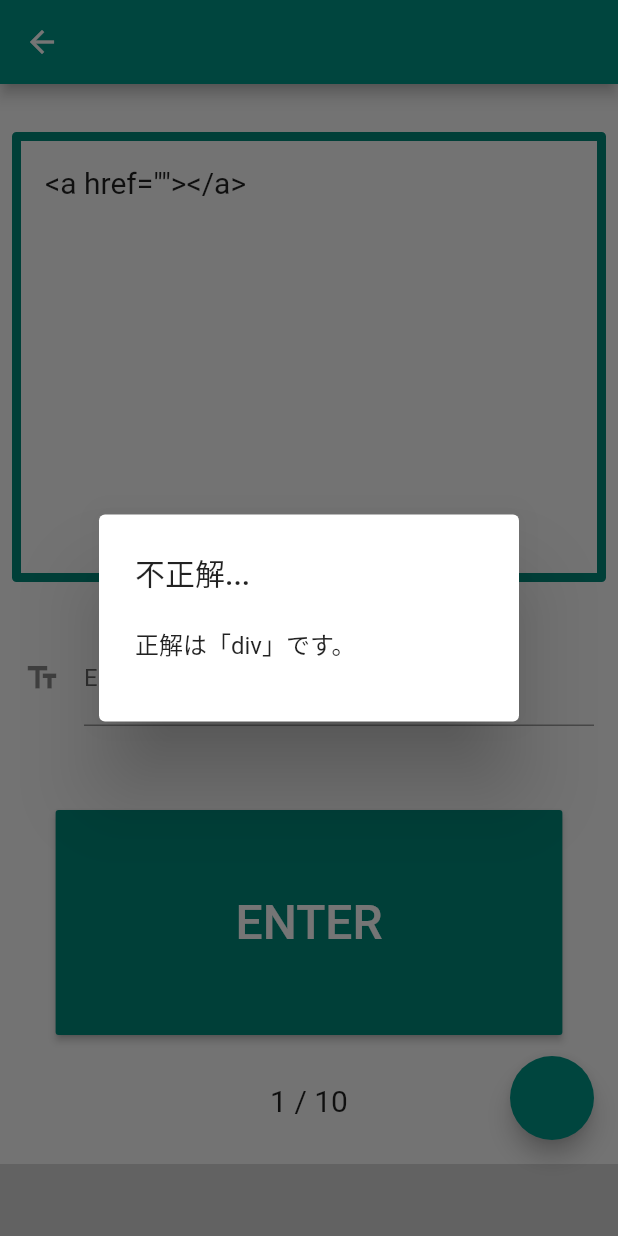
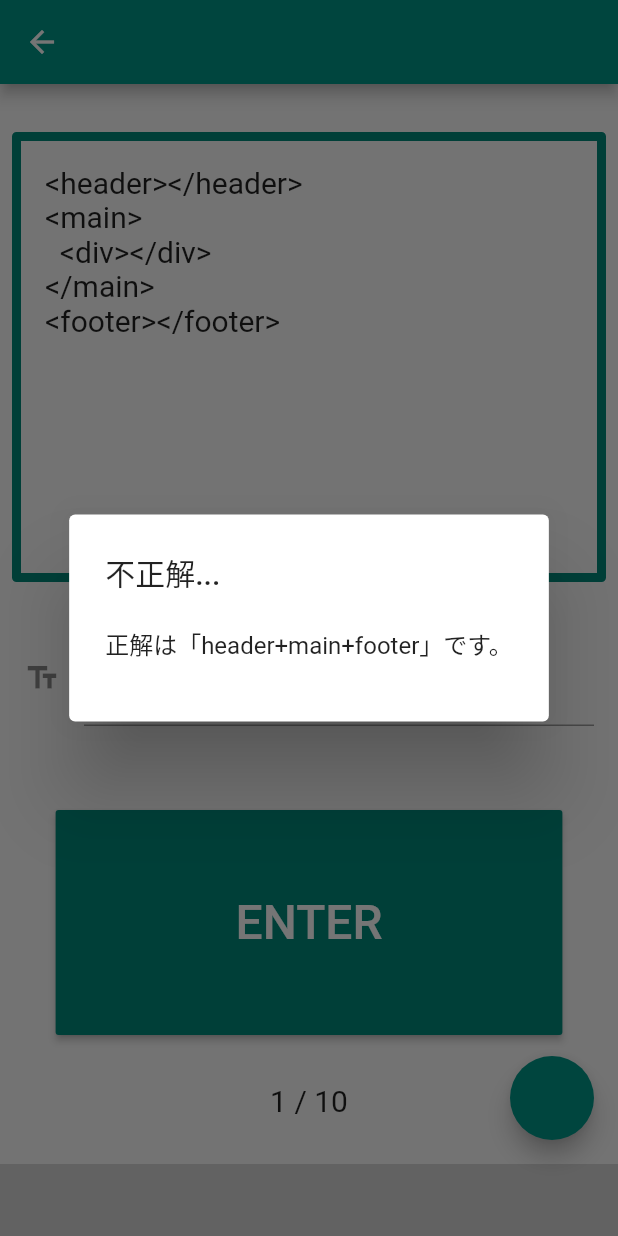
Before and after one commit to yuma11/emmet_dojo, a Flutter app: the PlayPage screen opened directly with empty values, after a tap on "ENTER", on a phone screen of 412 x 824 dp. Run offline on Flutter 3.47's test engine with Material 2 defaults, Android fonts, the phone set to English and light mode, and no system bars; our stand-ins replace shared_preferences; missing offline and left inert: admob_flutter; accounts and stored records are empty.

Commit message:
feat: レベル２問いの作成

```diff
--- a/lib/question.dart
+++ b/lib/question.dart
@@ -20,10 +20,10 @@ class Question {
     }
   }
 
-  List questions = [
+  List questions2 = [
     ['<div></div>', 'div'],
     ['<a href=""></a>', 'a'],
-    ['<p><a href=""></a></p>', 'p>a'],
+    ['<div class="item"></div>', '.item'],
     ['<ul>\n  <li></li>\n</ul>', 'ul>li'],
     ['<h1 class="title"></h1>', 'h1.title'],
     ['<h1 id="title"></h1>', 'h1#title'],
@@ -47,5 +47,58 @@ class Question {
     ''',
       '!'
     ],
+    ['<div>\n  <p>hello</p>\n</div>', 'div>p{hello}'],
+    ['<a href="#"></a>', 'a[href="#"]'],
+    ['<div>\n  <p><span></span></p>\n</div>', 'div>p>span'],
+    ['<ul>\n  <li><a href=""></a></li>\n</ul>', 'ul>li>a'],
+    ['<img src="a.png" alt="a">', 'img[src="a.png" alt="a"]'],
+  ];
+
+  List questions = [
+    [
+      '<header></header>\n<main></main>\n<footer></footer>',
+      'header+main+footer'
+    ],
+    [
+      '<header></header>\n<main>\n  <div></div>\n</main>\n<footer></footer>',
+      'header+main>div^footer'
+    ],
+    ['<div class="item1"></div>\n<div class="item2"></div>', 'div.item\$*2'],
+    [
+      '<div class="item01"></div>\n<div class="item02"></div>',
+      'div.item\$\$*2'
+    ],
+    [
+      '<ul>\n  <li><a href=""></a></li>\n  <li><a href=""></a></li>\n  <li><a href=""></a></li>\n</ul>',
+      'ul>(li>a)*3'
+    ],
+    ['<div>\n  <p><span></span></p>\n  <p></p>\n</div>', 'div>p>span^p'],
+    [
+      '<div>\n  <p><span></span></p>\n</div>\n<ul>\n  <li><a href=""></a></li>\n</ul>',
+      'div>p>span^^ul>li>a'
+    ],
+    [
+      '<div class="item1">\n  <p></p>\n</div>\n<div class="item1">\n  <p></p>\n</div>',
+      '(div.item\$>p)*2'
+    ],
+    ['<div></div>\n<ul></ul>\n<div></div>', 'div+ul+div'],
+    ['<div>\n  <p>hello</p>\n  <p>world</p>\n</div>', 'div>p{hello}+p{world}'],
+    [
+      '<h1 class="item1">header1</h1>\n<h2 class="item2">header2</h2>\n<h3 class="item3">header3</h3>',
+      'h\$[class="item\$"]{header\$}*3'
+    ],
+    ['<div class="item1 item2 item3"></div>', '.item1.item2.item3'],
+    [
+      '<div class="item1 item2 item3">\n  <p id="item4" class="item5"></p>\n</div>',
+      '.item1.item2.item3>p#item4.item5'
+    ],
+    [
+      '<div class="item1">\n  <p></p>\n  <a href=""></a>\n</div>\n<div class="item2">\n  <p></p>\n  <a href=""></a>\n</div>',
+      '(.item\$>p+a)*2'
+    ],
+    [
+      '<table>\n  <tr>\n    <th>a</th>\n    <th>b</th>\n  <tr>\n</table>',
+      'table>tr>th{a}+th{b}'
+    ],
   ];
 }
```
